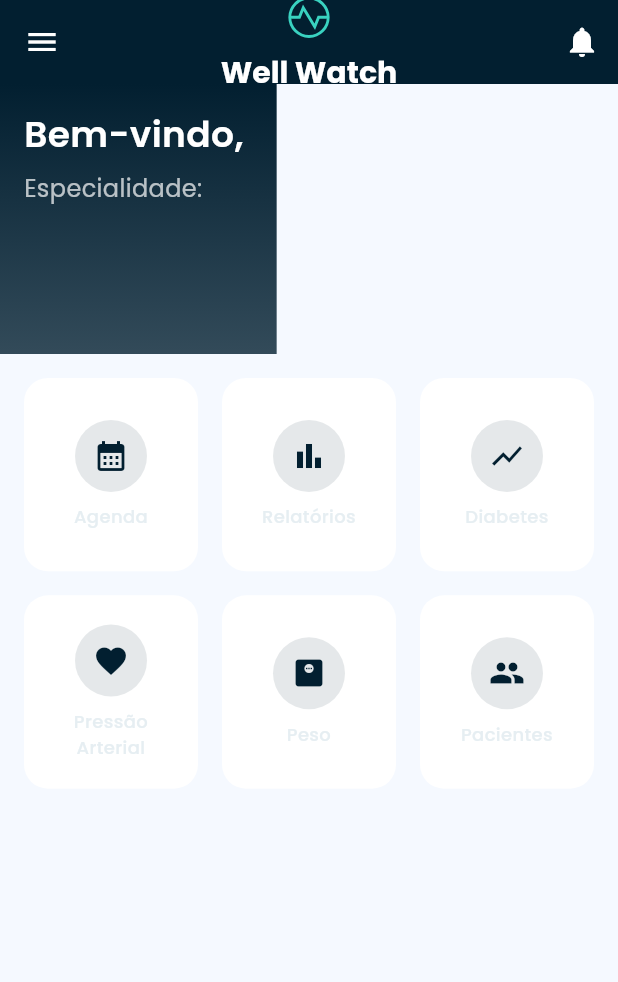
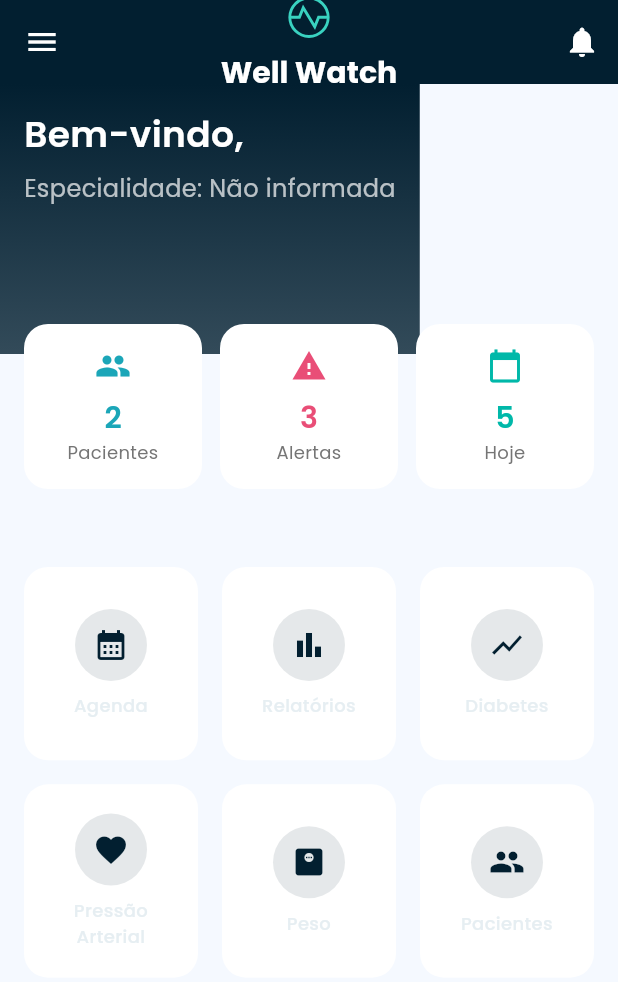
Before and after one commit to Garzin05/Well-Watch, a Flutter app: the DoctorMenuPage screen opened by its route, on a phone screen of 412 x 824 dp. Shown: the top 982 px of the screen. Run offline on Flutter 3.47's test engine with Material 3 defaults, Android fonts, the phone set to English and light mode, and no system bars; our stand-ins replace animate_do, fl_chart, font_awesome_flutter, google_fonts, lottie, mask_text_input_formatter and 1 more; accounts and stored records are empty.

Commit message:
Ajuste especialidade médica

```diff
--- a/Código-Well-Watch/lib/screens/doctor/pages/doctor_menu_page.dart
+++ b/Código-Well-Watch/lib/screens/doctor/pages/doctor_menu_page.dart
@@ -15,6 +15,7 @@ import 'diabetes_page.dart';
 import 'blood_pressure_page.dart';
 import 'weight_page.dart';
 
+// Mock de dados (para estatísticas, pode substituir por backend real)
 class AppData extends ChangeNotifier {
   int get alertsCount => 3;
   int get todayAppointmentsCount => 5;
@@ -37,7 +38,7 @@ class DoctorMenuPage extends StatelessWidget {
 
   @override
   Widget build(BuildContext context) {
-    final auth = Provider.of<AuthService>(context);
+    final auth = Provider.of<AuthService>(context); // pega usuário logado
     final doctorName = auth.username ?? 'Médico';
     final specialty = auth.specialty ?? '';
 
@@ -52,7 +53,9 @@ class DoctorMenuPage extends StatelessWidget {
             Text(
               'Well Watch',
               style: GoogleFonts.poppins(
-                  color: Colors.white, fontWeight: FontWeight.w700, fontSize: 20),
+                  color: Colors.white,
+                  fontWeight: FontWeight.w700,
+                  fontSize: 20),
             ),
           ],
         ),
@@ -66,25 +69,33 @@ class DoctorMenuPage extends StatelessWidget {
         backgroundColor: healthColors['primary'],
       ),
       drawer: _MainDrawer(
+        doctorName: doctorName,
+        specialty: specialty,
         onNavigate: (route) {
           switch (route) {
             case 'relatorios':
-              Navigator.push(context, MaterialPageRoute(builder: (_) => const ReportsPage()));
+              Navigator.push(context,
+                  MaterialPageRoute(builder: (_) => const ReportsPage()));
               break;
             case 'agenda':
-              Navigator.push(context, MaterialPageRoute(builder: (_) => const AgendaPage()));
+              Navigator.push(context,
+                  MaterialPageRoute(builder: (_) => const AgendaPage()));
               break;
             case 'pacientes':
-              Navigator.push(context, MaterialPageRoute(builder: (_) => const PatientsPage()));
+              Navigator.push(context,
+                  MaterialPageRoute(builder: (_) => const PatientsPage()));
               break;
             case 'notificacoes':
-              Navigator.push(context, MaterialPageRoute(builder: (_) => const NotificationsPage()));
+              Navigator.push(context,
+                  MaterialPageRoute(builder: (_) => const NotificationsPage()));
               break;
             case 'config':
-              Navigator.push(context, MaterialPageRoute(builder: (_) => const SettingsPage()));
+              Navigator.push(context,
+                  MaterialPageRoute(builder: (_) => const SettingsPage()));
               break;
             case 'perfil':
-              Navigator.push(context, MaterialPageRoute(builder: (_) => const ProfilePage()));
+              Navigator.push(context,
+                  MaterialPageRoute(builder: (_) => const ProfilePage()));
               break;
             case 'sair':
               auth.signOut();
@@ -92,8 +103,6 @@ class DoctorMenuPage extends StatelessWidget {
               break;
           }
         },
-        doctorName: doctorName,
-        specialty: specialty,
       ),
       body: SafeArea(
         child: SingleChildScrollView(
@@ -102,6 +111,48 @@ class DoctorMenuPage extends StatelessWidget {
             crossAxisAlignment: CrossAxisAlignment.start,
             children: [
               _HeroHeader(doctorName: doctorName, specialty: specialty),
+              const SizedBox(height: 16),
+              Transform.translate(
+                offset: const Offset(0, -36),
+                child: Padding(
+                  padding: const EdgeInsets.symmetric(horizontal: 16),
+                  child: AnimatedBuilder(
+                    animation: appData,
+                    builder: (context, _) {
+                      return Row(
+                        children: [
+                          Expanded(
+                            child: HealthStatCard(
+                              icon: Icons.people,
+                              label: 'Pacientes',
+                              value: appData.patients.length.toString(),
+                              color: const Color(0xFF1BA6B8),
+                            ),
+                          ),
+                          const SizedBox(width: 12),
+                          Expanded(
+                            child: HealthStatCard(
+                              icon: Icons.warning,
+                              label: 'Alertas',
+                              value: appData.alertsCount.toString(),
+                              color: const Color(0xFFE94E77),
+                            ),
+                          ),
+                          const SizedBox(width: 12),
+                          Expanded(
+                            child: HealthStatCard(
+                              icon: Icons.calendar_today,
+                              label: 'Hoje',
+                              value: appData.todayAppointmentsCount.toString(),
+                              color: const Color(0xFF00B8A9),
+                            ),
+                          ),
+                        ],
+                      );
+                    },
+                  ),
+                ),
+              ),
               const SizedBox(height: 16),
               Padding(
                 padding: const EdgeInsets.symmetric(horizontal: 16),
@@ -116,33 +167,33 @@ class DoctorMenuPage extends StatelessWidget {
                     RoundedFeatureButton(
                         label: 'Agenda',
                         icon: Icons.calendar_month,
-                      onTap: () => Navigator.push(context, MaterialPageRoute(builder: (_) => const AgendaPage())),
-                    ),
+                        onTap: () => Navigator.push(context,
+                            MaterialPageRoute(builder: (_) => const AgendaPage()))),
                     RoundedFeatureButton(
                         label: 'Relatórios',
                         icon: Icons.bar_chart,
-                      onTap: () => Navigator.push(context, MaterialPageRoute(builder: (_) => const ReportsPage())),
-                    ),
+                        onTap: () => Navigator.push(context,
+                            MaterialPageRoute(builder: (_) => const ReportsPage()))),
                     RoundedFeatureButton(
                         label: 'Diabetes',
                         icon: Icons.show_chart,
-                      onTap: () => Navigator.push(context, MaterialPageRoute(builder: (_) => const DiabetesPage())),
-                    ),
+                        onTap: () => Navigator.push(context,
+                            MaterialPageRoute(builder: (_) => const DiabetesPage()))),
                     RoundedFeatureButton(
                         label: 'Pressão\nArterial',
                         icon: Icons.favorite,
-                      onTap: () => Navigator.push(context, MaterialPageRoute(builder: (_) => const BloodPressurePage())),
-                    ),
+                        onTap: () => Navigator.push(context,
+                            MaterialPageRoute(builder: (_) => const BloodPressurePage()))),
                     RoundedFeatureButton(
                         label: 'Peso',
                         icon: Icons.monitor_weight,
-                      onTap: () => Navigator.push(context, MaterialPageRoute(builder: (_) => const WeightPage())),
-                    ),
+                        onTap: () => Navigator.push(context,
+                            MaterialPageRoute(builder: (_) => const WeightPage()))),
                     RoundedFeatureButton(
                         label: 'Pacientes',
                         icon: Icons.people,
-                      onTap: () => Navigator.push(context, MaterialPageRoute(builder: (_) => const PatientsPage())),
-                    ),
+                        onTap: () => Navigator.push(context,
+                            MaterialPageRoute(builder: (_) => const PatientsPage()))),
                   ],
                 ),
               ),
@@ -162,11 +213,10 @@ class _MainDrawer extends StatelessWidget {
   final String doctorName;
   final String specialty;
 
-  const _MainDrawer({
-    required this.onNavigate,
+  const _MainDrawer(
+      {required this.onNavigate,
       required this.doctorName,
-    required this.specialty,
-  });
+      required this.specialty});
 
   @override
   Widget build(BuildContext context) {
@@ -175,32 +225,80 @@ class _MainDrawer extends StatelessWidget {
         padding: EdgeInsets.zero,
         children: [
           DrawerHeader(
-            decoration: BoxDecoration(color: DoctorMenuPage.healthColors['primary']),
+            decoration:
+                BoxDecoration(color: DoctorMenuPage.healthColors['primary']),
             child: Column(
               crossAxisAlignment: CrossAxisAlignment.start,
               children: [
                 const CircleAvatar(
                     radius: 30,
                     backgroundColor: Colors.white,
-                  child: Icon(Icons.person, size: 40, color: Colors.blue),
-                ),
+                    child: Icon(Icons.person,
+                        size: 40, color: Colors.blue)),
                 const SizedBox(height: 12),
-                Text(doctorName, style: GoogleFonts.poppins(color: Colors.white, fontSize: 18, fontWeight: FontWeight.w600)),
-                Text(specialty, style: GoogleFonts.poppins(color: Colors.white70, fontSize: 14)),
+                Text(doctorName,
+                    style: GoogleFonts.poppins(
+                        color: Colors.white,
+                        fontSize: 18,
+                        fontWeight: FontWeight.w600)),
+                Text(specialty,
+                    style: GoogleFonts.poppins(
+                        color: Colors.white70, fontSize: 14)),
               ],
             ),
           ),
-          ListTile(leading: const Icon(Icons.bar_chart), title: const Text('Relatórios'), onTap: () { Navigator.pop(context); onNavigate('relatorios'); }),
-          ListTile(leading: const Icon(Icons.calendar_month), title: const Text('Agenda'), onTap: () { Navigator.pop(context); onNavigate('agenda'); }),
-          ListTile(leading: const Icon(Icons.people), title: const Text('Pacientes'), onTap: () { Navigator.pop(context); onNavigate('pacientes'); }),
-          ListTile(leading: const Icon(Icons.notifications), title: const Text('Notificações'), onTap: () { Navigator.pop(context); onNavigate('notificacoes'); }),
-          ListTile(leading: const Icon(Icons.settings), title: const Text('Configurações'), onTap: () { Navigator.pop(context); onNavigate('config'); }),
-          ListTile(leading: const Icon(Icons.person), title: const Text('Perfil'), onTap: () { Navigator.pop(context); onNavigate('perfil'); }),
+          ListTile(
+              leading: const Icon(Icons.bar_chart),
+              title: const Text('Relatórios'),
+              onTap: () {
+                Navigator.pop(context);
+                onNavigate('relatorios');
+              }),
+          ListTile(
+              leading: const Icon(Icons.calendar_month),
+              title: const Text('Agenda'),
+              onTap: () {
+                Navigator.pop(context);
+                onNavigate('agenda');
+              }),
+          ListTile(
+              leading: const Icon(Icons.people),
+              title: const Text('Pacientes'),
+              onTap: () {
+                Navigator.pop(context);
+                onNavigate('pacientes');
+              }),
+          ListTile(
+              leading: const Icon(Icons.notifications),
+              title: const Text('Notificações'),
+              onTap: () {
+                Navigator.pop(context);
+                onNavigate('notificacoes');
+              }),
+          ListTile(
+              leading: const Icon(Icons.settings),
+              title: const Text('Configurações'),
+              onTap: () {
+                Navigator.pop(context);
+                onNavigate('config');
+              }),
+          ListTile(
+              leading: const Icon(Icons.person),
+              title: const Text('Perfil'),
+              onTap: () {
+                Navigator.pop(context);
+                onNavigate('perfil');
+              }),
           const Divider(),
           ListTile(
             leading: const Icon(Icons.logout, color: Colors.red),
-            title: const Text('Sair', style: TextStyle(color: Colors.red, fontWeight: FontWeight.bold)),
-            onTap: () { Navigator.pop(context); onNavigate('sair'); },
+            title: const Text('Sair',
+                style: TextStyle(
+                    color: Colors.red, fontWeight: FontWeight.bold)),
+            onTap: () {
+              Navigator.pop(context);
+              onNavigate('sair');
+            },
           ),
         ],
       ),
@@ -236,9 +334,15 @@ class _HeroHeader extends StatelessWidget {
         child: Column(
           crossAxisAlignment: CrossAxisAlignment.start,
           children: [
-            Text('Bem-vindo, $doctorName', style: GoogleFonts.poppins(color: Colors.white, fontSize: 24, fontWeight: FontWeight.w600)),
+            Text('Bem-vindo, $doctorName',
+                style: GoogleFonts.poppins(
+                    color: Colors.white,
+                    fontSize: 24,
+                    fontWeight: FontWeight.w600)),
             const SizedBox(height: 8),
-            Text('Especialidade: $specialty', style: GoogleFonts.poppins(color: Colors.white70, fontSize: 16)),
+            Text('Especialidade: ${specialty.isNotEmpty ? specialty : "Não informada"}',
+                style: GoogleFonts.poppins(
+                    color: Colors.white70, fontSize: 16)),
           ],
         ),
       ),
@@ -247,21 +351,61 @@ class _HeroHeader extends StatelessWidget {
 }
 
 // --------------------------
-// Botão de recurso arredondado
+// Estatísticas
+// --------------------------
+class HealthStatCard extends StatelessWidget {
+  final IconData icon;
+  final String label;
+  final String value;
+  final Color color;
+
+  const HealthStatCard(
+      {super.key,
+      required this.icon,
+      required this.label,
+      required this.value,
+      required this.color});
+
+  @override
+  Widget build(BuildContext context) {
+    return Container(
+      padding: const EdgeInsets.all(16),
+      decoration:
+          BoxDecoration(color: Colors.white, borderRadius: BorderRadius.circular(16)),
+      child: Column(
+        children: [
+          Icon(icon, color: color, size: 24),
+          const SizedBox(height: 8),
+          Text(value,
+              style: GoogleFonts.poppins(
+                  fontSize: 20, fontWeight: FontWeight.w600, color: color)),
+          Text(label,
+              style: GoogleFonts.poppins(fontSize: 12, color: Colors.grey[600]),
+              textAlign: TextAlign.center),
+        ],
+      ),
+    );
+  }
+}
+
+// --------------------------
+// Botões do menu
 // --------------------------
 class RoundedFeatureButton extends StatelessWidget {
   final String label;
   final IconData icon;
   final VoidCallback onTap;
 
-  const RoundedFeatureButton({super.key, required this.label, required this.icon, required this.onTap});
+  const RoundedFeatureButton(
+      {super.key, required this.label, required this.icon, required this.onTap});
 
   @override
   Widget build(BuildContext context) {
     return GestureDetector(
       onTap: onTap,
       child: Container(
-        decoration: BoxDecoration(color: Colors.white, borderRadius: BorderRadius.circular(16)),
+        decoration:
+            BoxDecoration(color: Colors.white, borderRadius: BorderRadius.circular(16)),
         child: Column(
           mainAxisAlignment: MainAxisAlignment.center,
           children: [
@@ -269,12 +413,13 @@ class RoundedFeatureButton extends StatelessWidget {
               padding: const EdgeInsets.all(12),
               decoration: BoxDecoration(
                   color: DoctorMenuPage.healthColors['primary']!.withOpacity(0.1),
-                shape: BoxShape.circle,
-              ),
+                  shape: BoxShape.circle),
               child: Icon(icon, color: DoctorMenuPage.healthColors['primary']),
             ),
             const SizedBox(height: 8),
-            Text(label, style: GoogleFonts.poppins(fontSize: 12, fontWeight: FontWeight.w500), textAlign: TextAlign.center),
+            Text(label,
+                style: GoogleFonts.poppins(fontSize: 12, fontWeight: FontWeight.w500),
+                textAlign: TextAlign.center),
           ],
         ),
       ),
--- a/Código-Well-Watch/lib/services/auth_service.dart
+++ b/Código-Well-Watch/lib/services/auth_service.dart
@@ -110,20 +110,23 @@ class AuthService extends ChangeNotifier {
       if (result["status"] == true) {
         final user = result["user"];
 
+        // Campos comuns
         username = user["name"] ?? user["nome"] ?? 'Usuário';
         this.email = user["email"];
         userId = user["id"].toString();
         this.role = user["role"];
 
+        // Campos médicos
         if (role == 'doctor') {
-          crm = user["crm"];
-          phone = user["phone"];
-          specialty = user["specialty"];
-          hospital = user["hospital_afiliado"];
+          crm = user["crm"]?.toString() ?? '';
+          phone = user["telefone"]?.toString() ?? '';
+          specialty = user["especialidade"] ?? ''; // <- correção importante
+          hospital = user["hospital_afiliado"] ?? '';
         }
 
+        // Campos pacientes
         if (role == 'patient') {
-          phone = user["phone"];
+          phone = user["telefone"]?.toString() ?? '';
           age = user["age"];
           gender = user["gender"];
           address = user["address"];
```
Lines whose indentation alone changed are shown as unchanged.
